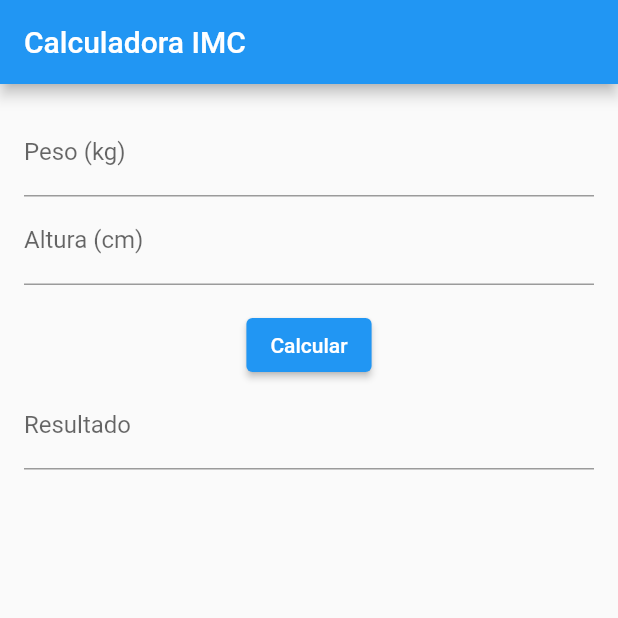
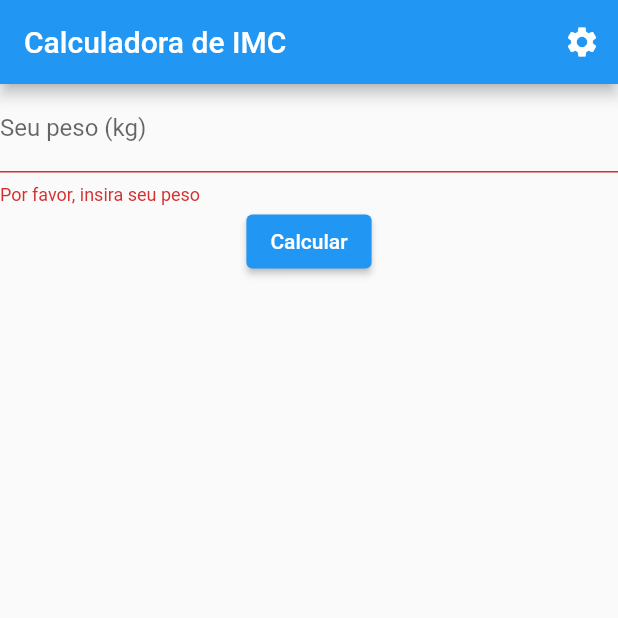
Before and after one commit to eduardolimasoares/imc-flutter, a Flutter app: the screen it shows after launch, after a tap on "Calcular", on a phone screen of 412 x 824 dp, the top half of it. Run offline on Flutter 3.47's test engine with Material 2 defaults, Android fonts, the phone set to English and light mode, and no system bars; our stand-ins replace hive, hive_flutter; accounts and stored records are empty; statements that could not run were skipped.

```diff
--- a/lib/main.dart
+++ b/lib/main.dart
@@ -1,15 +1,25 @@
 import 'package:flutter/material.dart';
-import 'screens/home_screen.dart';
+import 'package:hive/hive.dart';
+import 'package:hive_flutter/hive_flutter.dart';
+import 'package:path_provider/path_provider.dart' as path_provider;
+import 'package:imc/screens/home_screen.dart';
+import 'package:imc/models/imc_record.dart';
 
-void main() {
-  runApp(CalculadoraIMC());
+void main() async {
+  WidgetsFlutterBinding.ensureInitialized();
+  final appDocumentDir = await path_provider.getApplicationDocumentsDirectory();
+  Hive.init(appDocumentDir.path);
+  Hive.registerAdapter(IMCRecordAdapter());
+  await Hive.openBox<double>('settings');
+  await Hive.openBox<IMCRecord>('records');
+  runApp(IMCApp());
 }
 
-class CalculadoraIMC extends StatelessWidget {
+class IMCApp extends StatelessWidget {
   @override
   Widget build(BuildContext context) {
     return MaterialApp(
-      title: 'Calculadora IMC',
+      title: 'Calculadora de IMC',
       theme: ThemeData(
         primarySwatch: Colors.blue,
       ),
--- /dev/null
+++ b/lib/models/imc_record.dart
@@ -0,0 +1,14 @@
+import 'package:hive/hive.dart';
+
+part 'imc_record.g.dart';
+
+@HiveType(typeId: 0)
+class IMCRecord extends HiveObject {
+  @HiveField(0)
+  final double weight;
+
+  @HiveField(1)
+  final double imc;
+
+  IMCRecord({required this.weight, required this.imc});
+}
--- a/lib/screens/home_screen.dart
+++ b/lib/screens/home_screen.dart
@@ -1,6 +1,7 @@
 import 'package:flutter/material.dart';
-import 'package:imc/models/calculadora_imc_model.dart';
-import 'package:imc/widgets/imc_form.dart';
+import 'package:hive/hive.dart';
+import 'package:imc/models/imc_record.dart';
+import 'package:imc/screens/settings_screen.dart';
 
 class HomeScreen extends StatefulWidget {
   @override
@@ -8,34 +9,86 @@ class HomeScreen extends StatefulWidget {
 }
 
 class _HomeScreenState extends State<HomeScreen> {
-  final _imcResultController = TextEditingController();
+  late TextEditingController _weightController;
+  final _formKey = GlobalKey<FormState>();
+  double? _imc;
+  Box<double>? _settingsBox;
+  Box<IMCRecord>? _recordsBox;
 
-  void _calculateIMC(double weight, double height) {
-    final imc = CalculadoraIMCModel.calculateIMC(weight, height);
-    _imcResultController.text = 'Seu IMC é ${imc.toStringAsFixed(2)}';
+  @override
+  void initState() {
+    super.initState();
+    _weightController = TextEditingController();
+    _settingsBox = Hive.box<double>('settings');
+    _recordsBox = Hive.box<IMCRecord>('records');
+  }
+
+  @override
+  void dispose() {
+    Hive.close();
+    super.dispose();
+  }
+
+  void _calculateAndSaveIMC() {
+    if (_formKey.currentState!.validate()) {
+      final double height = _settingsBox!.get('height') ?? 0;
+      final double weight = double.parse(_weightController.text);
+      final double imc = weight / (height * height);
+
+      setState(() {
+        _imc = imc;
+      });
+
+      final imcRecord = IMCRecord(weight: weight, imc: imc);
+      _recordsBox!.add(imcRecord);
+    }
   }
 
   @override
   Widget build(BuildContext context) {
     return Scaffold(
       appBar: AppBar(
-        title: Text('Calculadora IMC'),
+        title: Text('Calculadora de IMC'),
+        actions: [
+          IconButton(
+            icon: Icon(Icons.settings),
+            onPressed: () {
+              Navigator.push(
+                context,
+                MaterialPageRoute(builder: (context) => SettingsScreen()),
+              );
+            },
+          ),
+        ],
       ),
-      body: Padding(
-        padding: EdgeInsets.all(16.0),
+      body: Form(
+        key: _formKey,
         child: Column(
           children: [
-            IMCForm(onCalculate: _calculateIMC),
             TextFormField(
-              controller: _imcResultController,
-              readOnly: true,
+              controller: _weightController,
               decoration: InputDecoration(
-                labelText: 'Resultado',
+                labelText: 'Seu peso (kg)',
               ),
+              keyboardType: TextInputType.number,
+              validator: (value) {
+                if (value == null || value.isEmpty) {
+                  return 'Por favor, insira seu peso';
+                }
+                return null;
+              },
             ),
+            ElevatedButton(
+              onPressed: _calculateAndSaveIMC,
+              child: Text('Calcular'),
+            ),
+            if (_imc != null) Text('Seu IMC é $_imc'),
+            // Aqui você pode adicionar um widget para exibir todos os registros de IMC
           ],
         ),
       ),
     );
   }
 }
+
+// Continue com a implementação da tela de configurações e a lógica associada para salvar e recuperar a altura
--- a/pubspec.yaml
+++ b/pubspec.yaml
@@ -39,6 +39,11 @@ dependencies:
 dev_dependencies:
   flutter_test:
     sdk: flutter
+  hive: ^2.0.4
+  hive_flutter: ^1.1.0
+  path_provider: ^2.0.7
+  hive_generator: ^1.1.1 # use a versão mais recente compatível
+  build_runner: ^2.1.5 # use a versão mais recente compatível
 
   # The "flutter_lints" package below contains a set of recommended lints to
   # encourage good coding practices. The lint set provided by the package is
```
Also changed, not shown: lib/screens/records_screen.dart (added, +37 -0 lines), lib/screens/settings_screen.dart (added, +58 -0 lines), lib/models/imc_record.g.dart (added), pubspec.lock, 2 other files.
